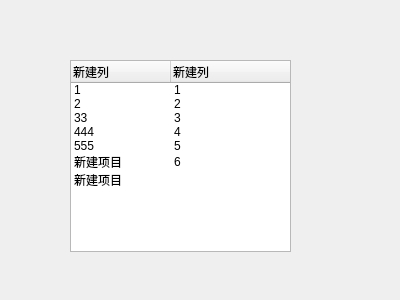
This is uitest.ui in wwwxyz123/shanghaifusheng as Qt 5 draws it before an edit. The edited form follows.
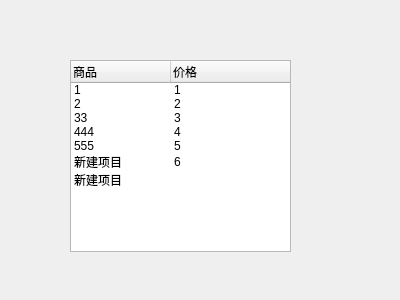
This is the edited form.

Commit message: 测试修改

```diff
--- a/uitest.ui
+++ b/uitest.ui
@@ -36,12 +36,12 @@
    </attribute>
    <column>
     <property name="text">
-     <string>新建列</string>
+     <string>商品</string>
     </property>
    </column>
    <column>
     <property name="text">
-     <string>新建列</string>
+     <string>价格</string>
     </property>
    </column>
    <item>
```
The commit also changes 1 other file.
